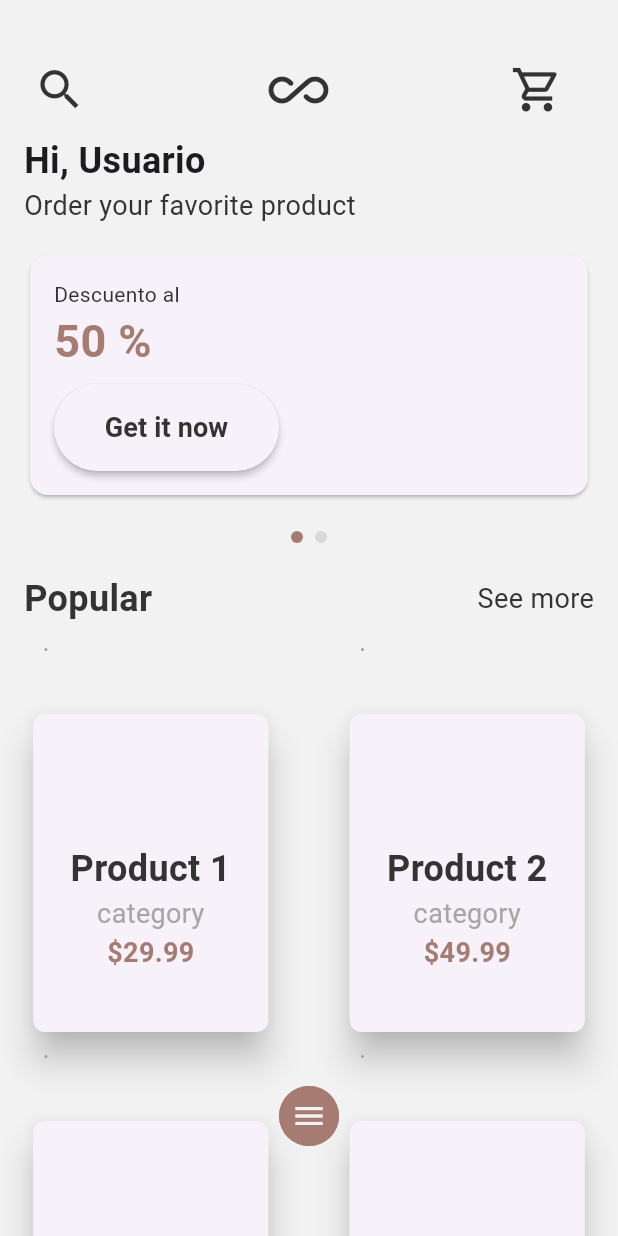
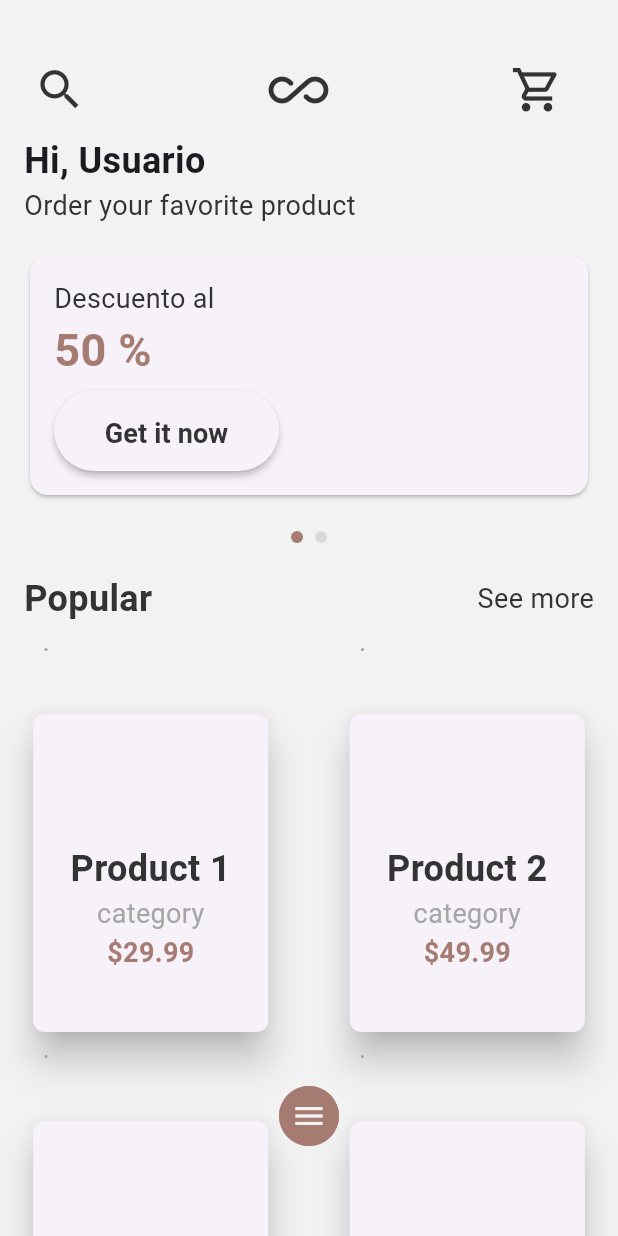
Before and after one commit to gearscrafter/mosaic_flair, a Flutter app: the HomeTemplate screen opened directly, on a phone screen of 412 x 824 dp. Run offline on Flutter 3.47's test engine with Material 3 defaults, Android fonts, the phone set to English and light mode, and no system bars.

Commit message:
Update promotion card

```diff
--- a/lib/molecules/promotion_card.dart
+++ b/lib/molecules/promotion_card.dart
@@ -62,7 +62,8 @@ class PromotionCard extends StatelessWidget {
                   if (description != null)
                     AppText(
                       text: description,
-                      sizeText: SizeText.S,
+                      sizeText: SizeText.M,
+                      fontWeight: FontWeight.w400,
                     ),
                   Row(
                     children: [
```
